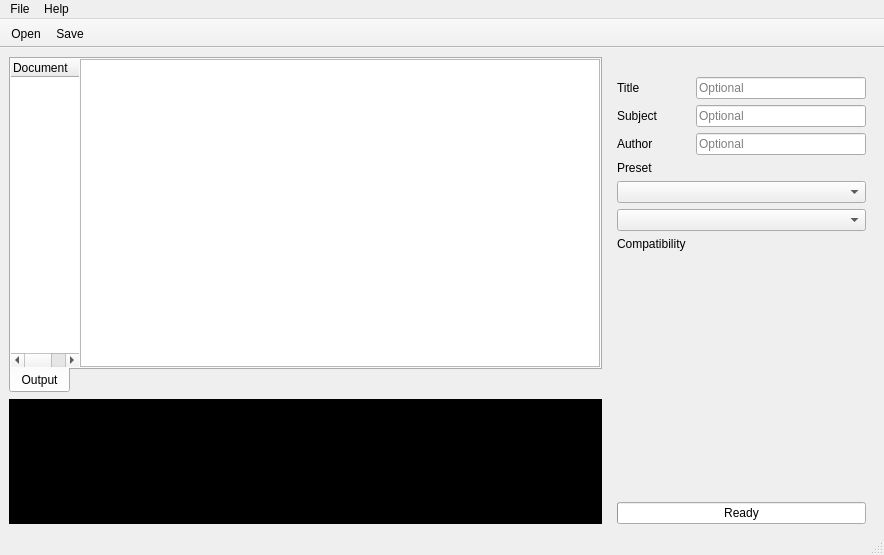
First picture: the form in assets/fusepdf.ui, repository nettstudio/fusepdf, before the edit.
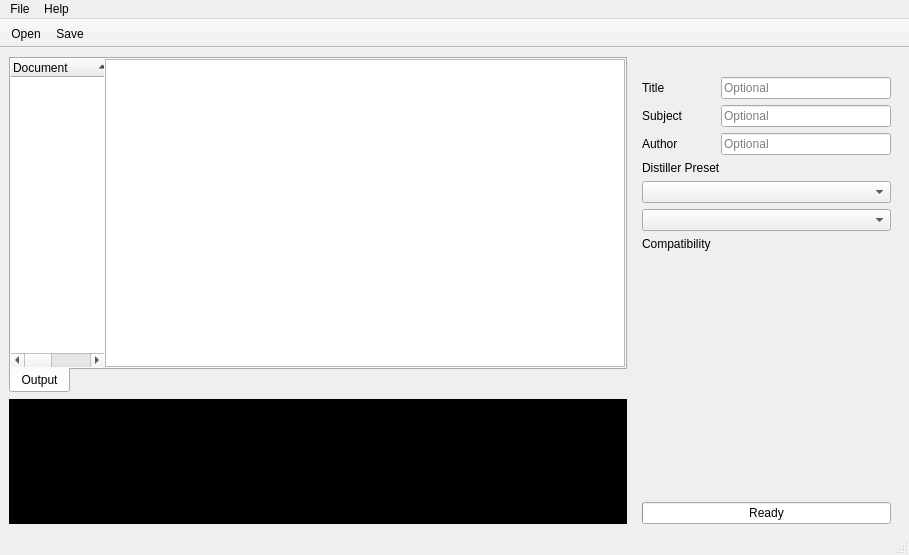
Second picture: the form after the edit. Icons and pictures are not drawn. Custom widgets are drawn as their Qt base class.

Patch:
```diff
--- a/assets/fusepdf.ui
+++ b/assets/fusepdf.ui
@@ -6,7 +6,7 @@
    <rect>
     <x>0</x>
     <y>0</y>
-    <width>565</width>
+    <width>909</width>
     <height>555</height>
    </rect>
   </property>
@@ -311,7 +311,7 @@
           </sizepolicy>
          </property>
          <property name="text">
-          <string>Preset</string>
+          <string>Distiller Preset</string>
          </property>
         </widget>
        </item>
@@ -409,7 +409,7 @@
     <rect>
      <x>0</x>
      <y>0</y>
-     <width>565</width>
+     <width>909</width>
      <height>25</height>
     </rect>
    </property>
```
